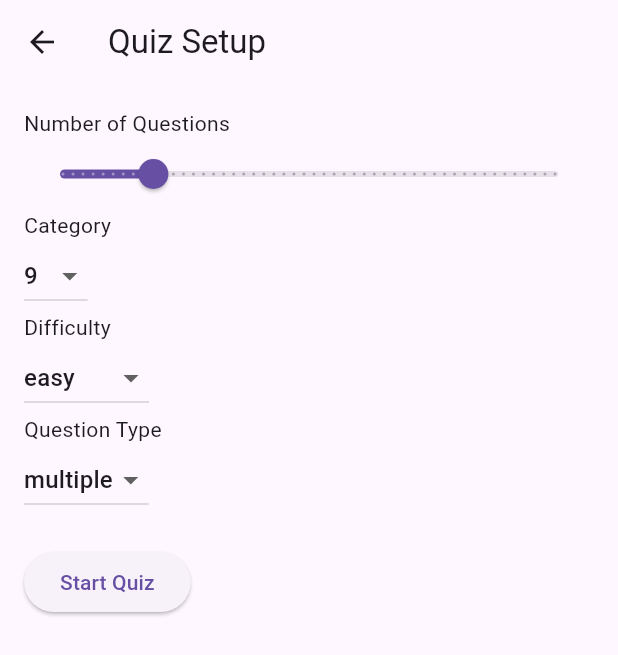
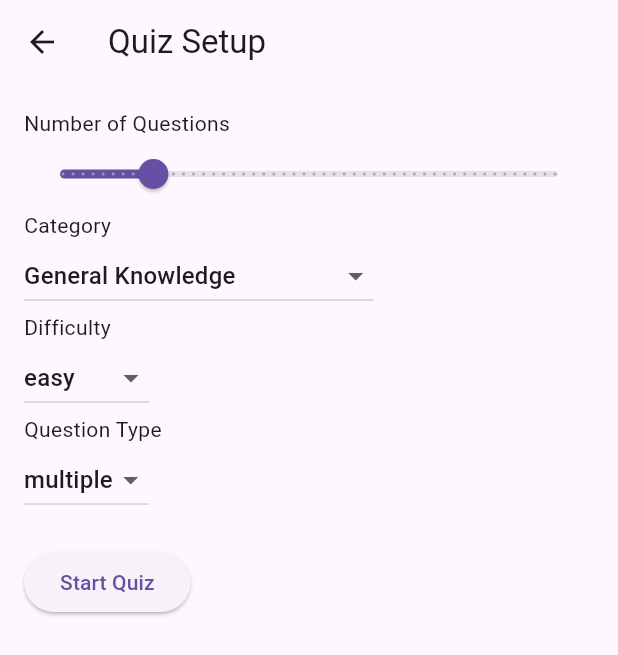
Before and after one commit to JohnPhamMobileApp/Quiz_App, a Flutter app: the QuizSetupScreen screen opened by its route, on a phone screen of 412 x 824 dp. Shown: the top 655 px of the screen. Run offline on Flutter 3.47's test engine with Material 3 defaults, Android fonts, the phone set to English and light mode, and no system bars; our stand-ins replace cloud_firestore, firebase_auth, firebase_core; accounts and stored records are empty.

Commit message:
Final Version Quiz, QuizSetup

```diff
--- a/lib/quiz_setup_screen.dart
+++ b/lib/quiz_setup_screen.dart
@@ -10,6 +10,16 @@ class _QuizSetupScreenState extends State<QuizSetupScreen> {
   String category = '9'; // Default: General Knowledge
   String difficulty = 'easy'; // Default: Easy
   String questionType = 'multiple'; // Default: Multiple Choice
+
+  // List of category names and their corresponding category IDs
+  final Map<String, String> categoryMap = {
+    'General Knowledge': '9',
+    'Entertainment: Film': '11',
+    'Entertainment: Music': '12',
+    'Entertainment: Video Games': '15',
+    'Science: Computers': '18',
+
+  };
 
   @override
   Widget build(BuildContext context) {
@@ -34,17 +44,18 @@ class _QuizSetupScreenState extends State<QuizSetupScreen> {
             ),
             Text('Category'),
             DropdownButton<String>(
-              value: category,
+              value: categoryMap.keys.firstWhere(
+                  (key) => categoryMap[key] == category,
+                  orElse: () => 'General Knowledge'),
               onChanged: (String? newValue) {
                 setState(() {
-                  category = newValue!;
+                  category = categoryMap[newValue!]!;
                 });
               },
-              items: <String>['9', '11', '21', '22', '23'] // Example categories
-                  .map<DropdownMenuItem<String>>((String value) {
+              items: categoryMap.keys.map<DropdownMenuItem<String>>((String categoryName) {
                 return DropdownMenuItem<String>(
-                  value: value,
-                  child: Text(value), // Display category ID here
+                  value: categoryName,
+                  child: Text(categoryName),
                 );
               }).toList(),
             ),
```
